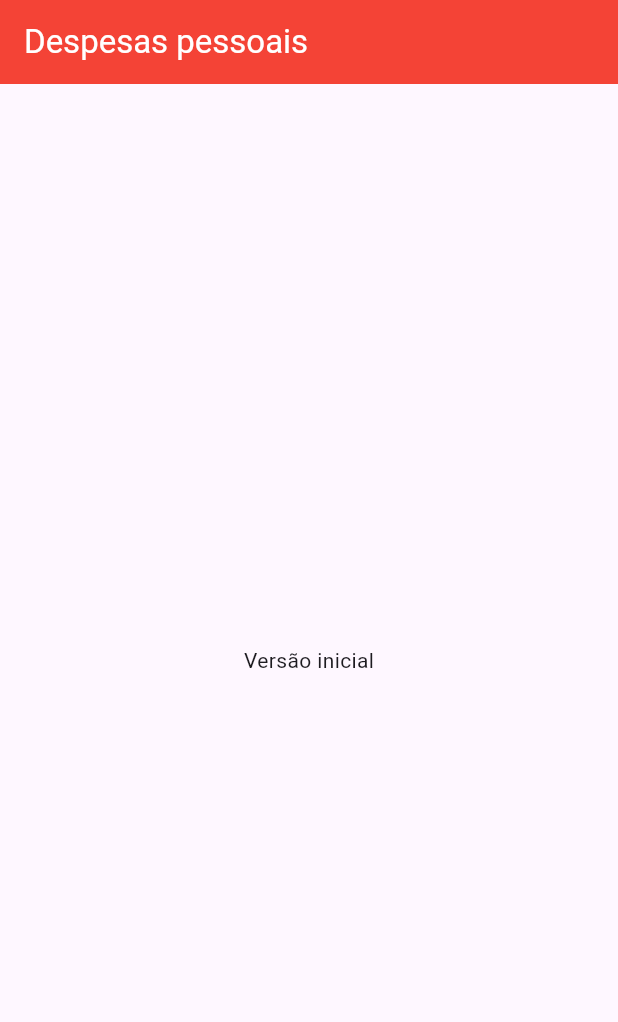
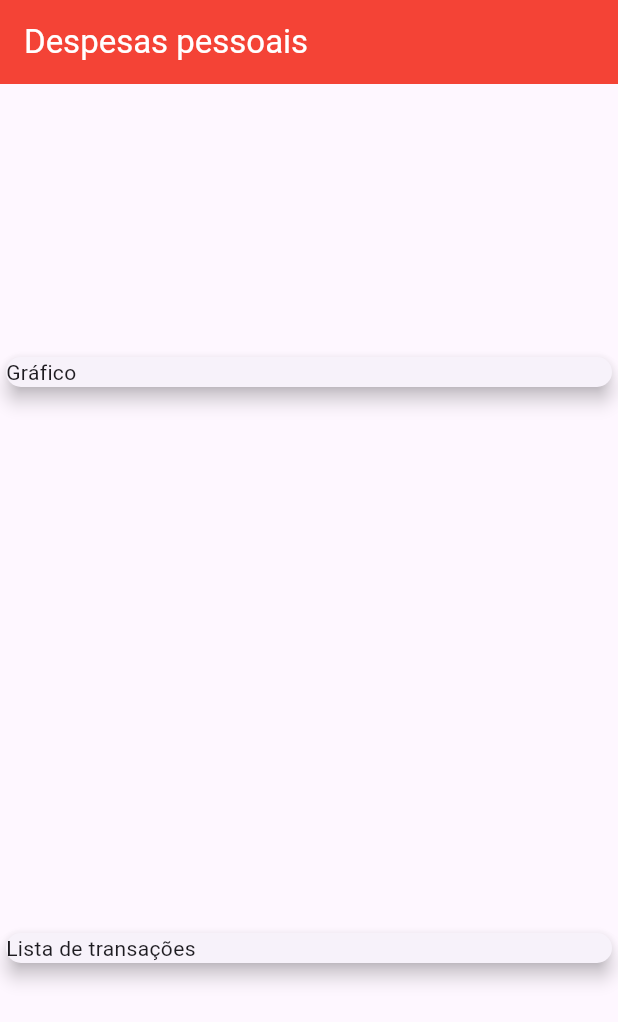
Before and after one commit to gabrielnavas/expenses-flutter-app, a Flutter app: the screen it shows after launch, on a phone screen of 412 x 824 dp. Shown: the top 1022 px of the screen. Run offline on Flutter 3.47's test engine with Material 3 defaults, Android fonts, the phone set to English and light mode, and no system bars.

```diff
--- a/lib/main.dart
+++ b/lib/main.dart
@@ -24,9 +24,21 @@ class MyHomePage extends StatelessWidget {
           foregroundColor: Colors.white,
           backgroundColor: Colors.red,
         ),
-      body: Center(
-        child: Text('Versão inicial'),
+        body: Column(
+          mainAxisAlignment: MainAxisAlignment.spaceAround,
+          crossAxisAlignment: CrossAxisAlignment.stretch,
+          children: [
+            Container(
+              child: Card(
+                child: Text('Gráfico'),
+                elevation: 5,
               ),
-    );
+            ),
+            Card(
+              child: Text('Lista de transações'),
+              elevation: 5,
+            ),
+          ],
+        ));
   }
 }
```
Also changed, not shown: 1 other file. Lines whose indentation alone changed are shown as unchanged.
